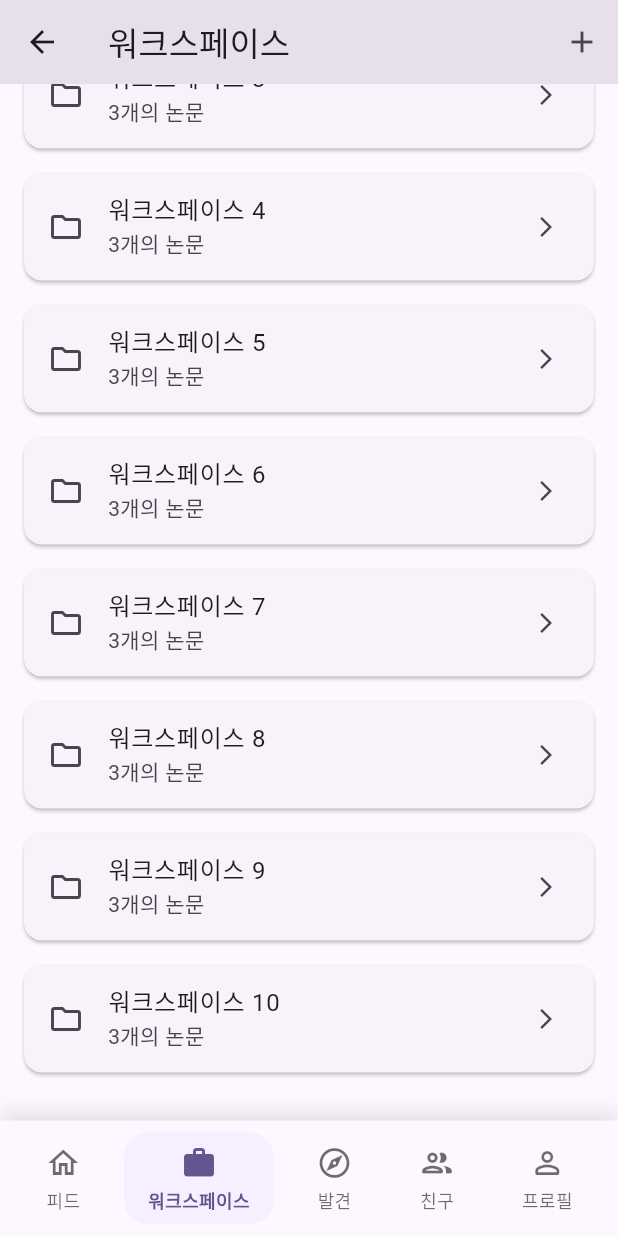
After one commit to minhjih/dailyexp, a Flutter app: the MainScreen screen opened directly, item 2 of the bottom bar chosen, scrolled down 221 dp, after a tap on the "add" icon, on a phone screen of 412 x 824 dp. The commit adds this screen. Run offline on Flutter 3.47's test engine with Material 3 defaults, Android fonts, the phone set to English and light mode, and no system bars; our stand-ins replace dio, shared_preferences; accounts and stored records are empty.

Commit message:
action to move main screen

```diff
--- /dev/null
+++ b/frontend/devtools_options.yaml
@@ -0,0 +1,3 @@
+description: This file stores settings for Dart & Flutter DevTools.
+documentation: https://docs.flutter.dev/tools/devtools/extensions#configure-extension-enablement-states
+extensions:
--- a/frontend/lib/providers/auth_provider.dart
+++ b/frontend/lib/providers/auth_provider.dart
@@ -2,6 +2,7 @@ import 'package:flutter/material.dart';
 import 'package:shared_preferences/shared_preferences.dart';
 import '../models/user.dart';
 import '../api/auth_api.dart';
+import '../screens/main/main_screen.dart';
 
 class AuthProvider with ChangeNotifier {
   final String baseUrl = 'http://10.0.2.2:8000'; // Android 에뮬레이터용 URL로 수정
@@ -22,12 +23,13 @@ class AuthProvider with ChangeNotifier {
       final response = await AuthAPI.login(email, password);
       _token = response['access_token'];
 
-      // 토큰 저장
       final prefs = await SharedPreferences.getInstance();
       await prefs.setString('token', _token!);
 
-      // 사용자 정보 가져오기
       _user = await AuthAPI.getCurrentUser(_token!);
+      notifyListeners(); // 인증 상태 변경 알림
+    } catch (e) {
+      rethrow;
     } finally {
       _isLoading = false;
       notifyListeners();
--- /dev/null
+++ b/frontend/lib/screens/feed/feed_screen.dart
@@ -0,0 +1,79 @@
+import 'package:flutter/material.dart';
+
+class FeedScreen extends StatelessWidget {
+  const FeedScreen({super.key});
+
+  @override
+  Widget build(BuildContext context) {
+    return Scaffold(
+      appBar: AppBar(
+        title: const Text('DailyExp'),
+        actions: [
+          IconButton(
+            icon: const Icon(Icons.search),
+            onPressed: () {
+              // 검색 기능 구현
+            },
+          ),
+          IconButton(
+            icon: const Icon(Icons.notifications_outlined),
+            onPressed: () {
+              // 알림 기능 구현
+            },
+          ),
+        ],
+      ),
+      body: ListView.builder(
+        itemCount: 10, // 임시 데이터
+        itemBuilder: (context, index) {
+          return Card(
+            margin: const EdgeInsets.symmetric(
+              horizontal: 16,
+              vertical: 8,
+            ),
+            child: Padding(
+              padding: const EdgeInsets.all(16),
+              child: Column(
+                crossAxisAlignment: CrossAxisAlignment.start,
+                children: [
+                  Row(
+                    children: [
+                      const CircleAvatar(
+                        radius: 20,
+                        // backgroundImage: NetworkImage('프로필 이미지 URL'),
+                      ),
+                      const SizedBox(width: 12),
+                      Column(
+                        crossAxisAlignment: CrossAxisAlignment.start,
+                        children: [
+                          Text(
+                            '사용자 이름',
+                            style: Theme.of(context).textTheme.titleMedium,
+                          ),
+                          Text(
+                            '2시간 전',
+                            style: Theme.of(context).textTheme.bodySmall,
+                          ),
+                        ],
+                      ),
+                    ],
+                  ),
+                  const SizedBox(height: 12),
+                  Text(
+                    '논문 제목이 여기에 표시됩니다.',
+                    style: Theme.of(context).textTheme.titleLarge,
+                  ),
+                  const SizedBox(height: 8),
+                  Text(
+                    '논문에 대한 간단한 설명이나 리뷰가 여기에 표시됩니다.',
+                    style: Theme.of(context).textTheme.bodyMedium,
+                  ),
+                ],
+              ),
+            ),
+          );
+        },
+      ),
+    );
+  }
+}
--- /dev/null
+++ b/frontend/lib/screens/main/main_screen.dart
@@ -0,0 +1,145 @@
+import 'package:flutter/material.dart';
+import '../../theme/colors.dart';
+import '../feed/feed_screen.dart';
+import '../workspace/workspace_screen.dart';
+import '../discover/discover_screen.dart';
+import '../social/social_screen.dart';
+import '../profile/profile_screen.dart';
+
+class MainScreen extends StatefulWidget {
+  const MainScreen({super.key});
+
+  @override
+  State<MainScreen> createState() => _MainScreenState();
+}
+
+class _MainScreenState extends State<MainScreen> {
+  int _selectedIndex = 0;
+
+  final List<Widget> _screens = [
+    const FeedScreen(), // SNS 피드
+    const WorkspaceScreen(), // 워크스페이스
+    const DiscoverScreen(), // 논문 추천
+    const SocialScreen(), // 친구
+    const ProfileScreen(), // 프로필
+  ];
+
+  @override
+  Widget build(BuildContext context) {
+    return Scaffold(
+      body: _screens[_selectedIndex],
+      bottomNavigationBar: Container(
+        decoration: BoxDecoration(
+          color: Theme.of(context).colorScheme.surface,
+          boxShadow: [
+            BoxShadow(
+              color: Colors.black.withOpacity(0.1),
+              blurRadius: 10,
+              offset: const Offset(0, -5),
+            ),
+          ],
+        ),
+        child: SafeArea(
+          child: Padding(
+            padding: const EdgeInsets.symmetric(horizontal: 8, vertical: 8),
+            child: Row(
+              mainAxisAlignment: MainAxisAlignment.spaceAround,
+              children: [
+                _NavBarItem(
+                  icon: Icons.home_outlined,
+                  selectedIcon: Icons.home_rounded,
+                  label: '피드',
+                  isSelected: _selectedIndex == 0,
+                  onTap: () => setState(() => _selectedIndex = 0),
+                ),
+                _NavBarItem(
+                  icon: Icons.work_outline_rounded,
+                  selectedIcon: Icons.work_rounded,
+                  label: '워크스페이스',
+                  isSelected: _selectedIndex == 1,
+                  onTap: () => setState(() => _selectedIndex = 1),
+                ),
+                _NavBarItem(
+                  icon: Icons.explore_outlined,
+                  selectedIcon: Icons.explore,
+                  label: '발견',
+                  isSelected: _selectedIndex == 2,
+                  onTap: () => setState(() => _selectedIndex = 2),
+                ),
+                _NavBarItem(
+                  icon: Icons.people_outline_rounded,
+                  selectedIcon: Icons.people_rounded,
+                  label: '친구',
+                  isSelected: _selectedIndex == 3,
+                  onTap: () => setState(() => _selectedIndex = 3),
+                ),
+                _NavBarItem(
+                  icon: Icons.person_outline_rounded,
+                  selectedIcon: Icons.person_rounded,
+                  label: '프로필',
+                  isSelected: _selectedIndex == 4,
+                  onTap: () => setState(() => _selectedIndex = 4),
+                ),
+              ],
+            ),
+          ),
+        ),
+      ),
+    );
+  }
+}
+
+class _NavBarItem extends StatelessWidget {
+  final IconData icon;
+  final IconData selectedIcon;
+  final String label;
+  final bool isSelected;
+  final VoidCallback onTap;
+
+  const _NavBarItem({
+    required this.icon,
+    required this.selectedIcon,
+    required this.label,
+    required this.isSelected,
+    required this.onTap,
+  });
+
+  @override
+  Widget build(BuildContext context) {
+    return GestureDetector(
+      onTap: onTap,
+      behavior: HitTestBehavior.opaque,
+      child: Container(
+        padding: const EdgeInsets.symmetric(horizontal: 16, vertical: 8),
+        decoration: BoxDecoration(
+          color: isSelected
+              ? Theme.of(context).colorScheme.primaryContainer.withOpacity(0.3)
+              : Colors.transparent,
+          borderRadius: BorderRadius.circular(16),
+        ),
+        child: Column(
+          mainAxisSize: MainAxisSize.min,
+          children: [
+            Icon(
+              isSelected ? selectedIcon : icon,
+              color: isSelected
+                  ? Theme.of(context).colorScheme.primary
+                  : Theme.of(context).colorScheme.onSurface.withOpacity(0.64),
+            ),
+            const SizedBox(height: 4),
+            Text(
+              label,
+              style: TextStyle(
+                fontSize: 12,
+                color: isSelected
+                    ? Theme.of(context).colorScheme.primary
+                    : Theme.of(context).colorScheme.onSurface.withOpacity(0.64),
+                fontWeight: isSelected ? FontWeight.w600 : FontWeight.normal,
+              ),
+            ),
+          ],
+        ),
+      ),
+    );
+  }
+}
--- /dev/null
+++ b/frontend/lib/screens/workspace/workspace_screen.dart
@@ -0,0 +1,40 @@
+import 'package:flutter/material.dart';
+
+class WorkspaceScreen extends StatelessWidget {
+  const WorkspaceScreen({super.key});
+
+  @override
+  Widget build(BuildContext context) {
+    return Scaffold(
+      appBar: AppBar(
+        title: const Text('워크스페이스'),
+        actions: [
+          IconButton(
+            icon: const Icon(Icons.add),
+            onPressed: () {
+              // 새 워크스페이스 추가
+            },
+          ),
+        ],
+      ),
+      body: ListView.builder(
+        itemCount: 10,
+        padding: const EdgeInsets.all(16),
+        itemBuilder: (context, index) {
+          return Card(
+            margin: const EdgeInsets.only(bottom: 16),
+            child: ListTile(
+              leading: const Icon(Icons.folder_outlined),
+              title: Text('워크스페이스 ${index + 1}'),
+              subtitle: const Text('3개의 논문'),
+              trailing: const Icon(Icons.arrow_forward_ios, size: 16),
+              onTap: () {
+                // 워크스페이스 상세 페이지로 이동
+              },
+            ),
+          );
+        },
+      ),
+    );
+  }
+}
--- a/frontend/lib/theme/colors.dart
+++ b/frontend/lib/theme/colors.dart
@@ -1,4 +1,18 @@
 import 'package:flutter/material.dart';
 
-const Color primaryColor = Color(0xFF689F38);
-const Color primaryLightColor = Color(0xFF8BC34A);
+// 메인 컬러
+const primaryColor = Color(0xFF6750A4); // 보라색 계열
+const primaryLightColor = Color(0xFFD0BCFF);
+const secondaryColor = Color(0xFF625B71); // 중립적인 보라
+const tertiaryColor = Color(0xFF7D5260); // 붉은 보라
+
+// 배경색
+const backgroundColor = Color(0xFFF6F5F5); // 매우 연한 회색
+const surfaceColor = Colors.white;
+
+// 텍스트 색상
+const primaryTextColor = Color(0xFF1C1B1F);
+const secondaryTextColor = Color(0xFF49454F);
+
+// 아이콘 색상
+const iconColor = Color(0xFF49454F);
```
Also changed, not shown: frontend/lib/main.dart (+12 -21 lines), frontend/lib/screens/discover/discover_screen.dart (added, +53 -0 lines), frontend/lib/screens/profile/profile_screen.dart (added, +127 -0 lines), frontend/lib/screens/social/social_screen.dart (added, +70 -0 lines).
